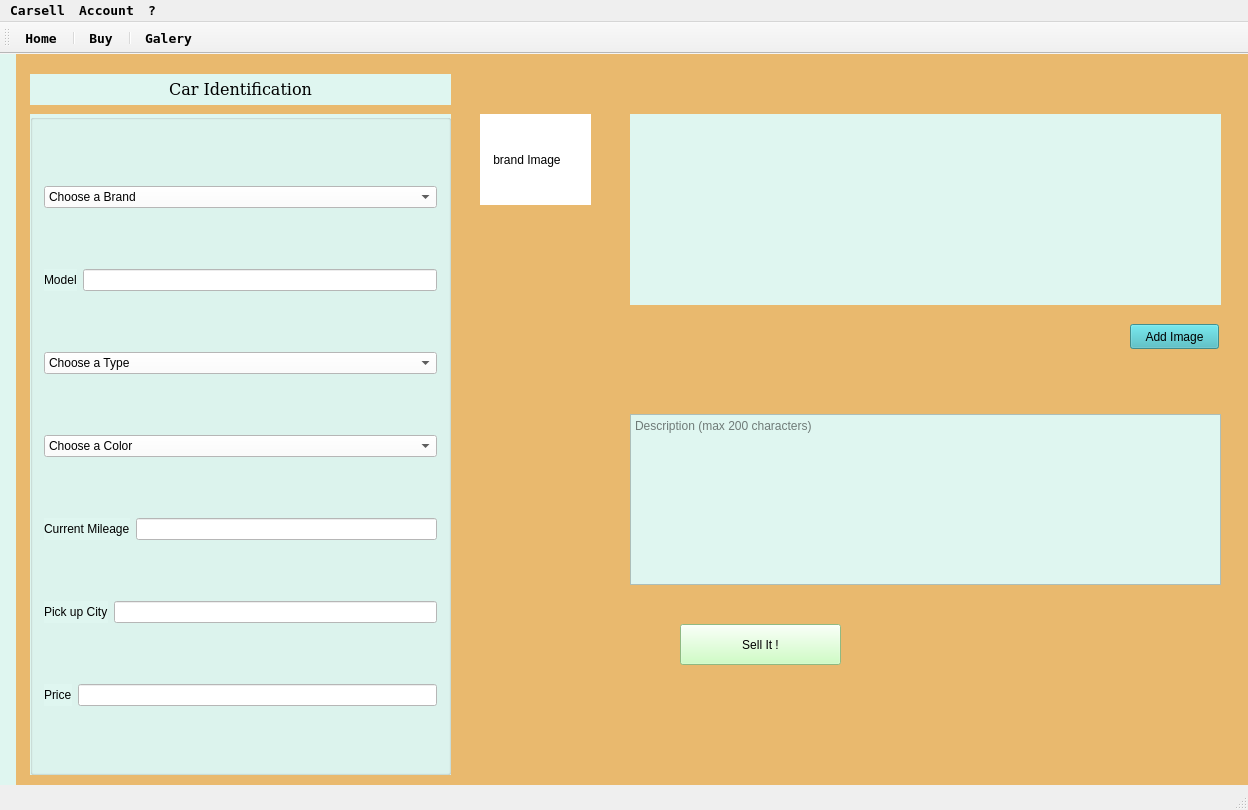
Above: carsell.ui from danieldir/carSellGui before the change. Below: the same form after it.
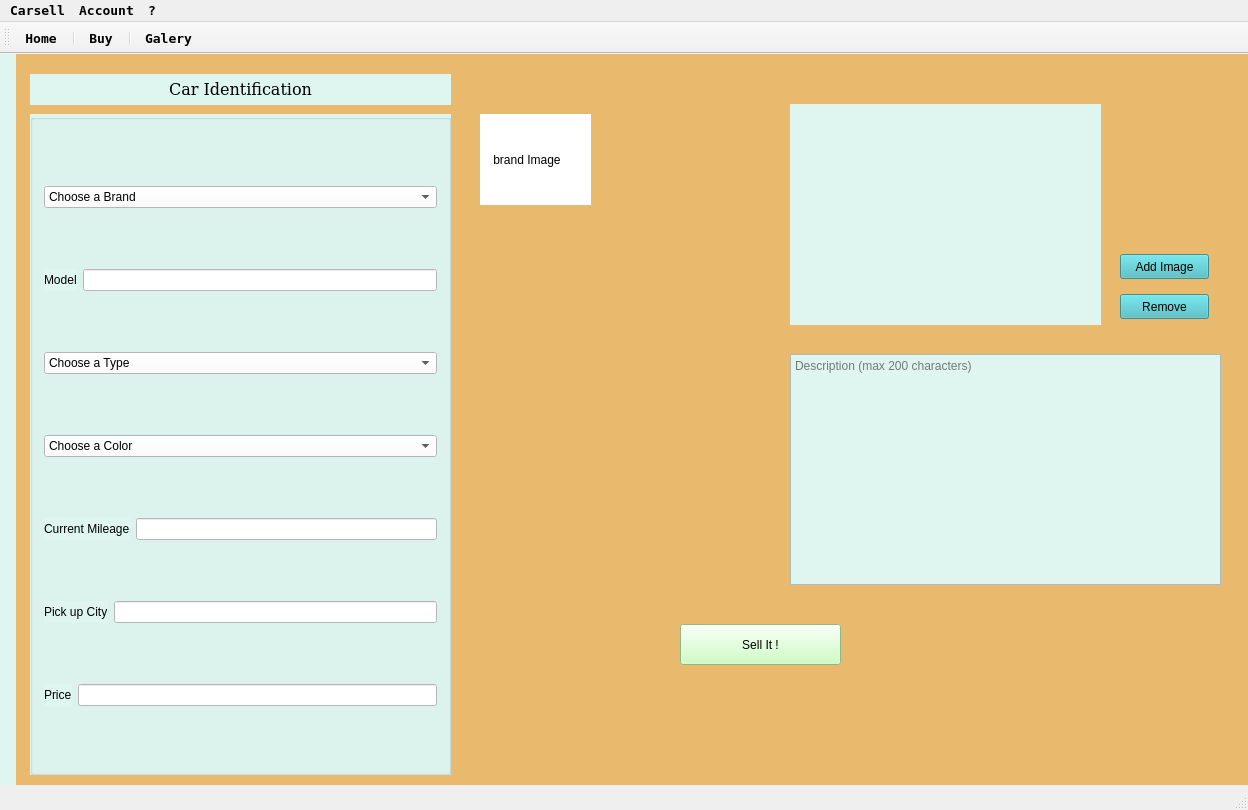
That is the form after the change. The open tabs and pages were chosen to show the change. Icons and pictures are not drawn.

The edit to the form file:
```diff
--- a/carsell.ui
+++ b/carsell.ui
@@ -42,7 +42,6 @@
     </property>
     <property name="currentIndex">
      <number>4</number>
-     <number>5</number>
     </property>
     <widget class="QWidget" name="loginPage">
      <property name="styleSheet">
@@ -1108,11 +1107,11 @@
        <string>    brand Image</string>
       </property>
      </widget>
-     <widget class="QPushButton" name="pushButton_2">
+     <widget class="QPushButton" name="addCarImageButton">
       <property name="geometry">
        <rect>
-        <x>1130</x>
-        <y>270</y>
+        <x>1120</x>
+        <y>200</y>
         <width>89</width>
         <height>25</height>
        </rect>
@@ -1124,24 +1123,13 @@
        <string>Add Image</string>
       </property>
      </widget>
-     <widget class="QWidget" name="horizontalLayoutWidget">
-      <property name="geometry">
-       <rect>
-        <x>630</x>
-        <y>60</y>
-        <width>591</width>
-        <height>191</height>
-       </rect>
-      </property>
-      <layout class="QHBoxLayout" name="horizontalLayout_20"/>
-     </widget>
      <widget class="QPlainTextEdit" name="plainTextEdit">
       <property name="geometry">
        <rect>
-        <x>630</x>
-        <y>360</y>
-        <width>591</width>
-        <height>171</height>
+        <x>790</x>
+        <y>300</y>
+        <width>431</width>
+        <height>231</height>
        </rect>
       </property>
       <property name="placeholderText">
@@ -1192,15 +1180,45 @@
        <string/>
       </property>
      </widget>
+     <widget class="QLabel" name="carImagePixmap">
+      <property name="geometry">
+       <rect>
+        <x>790</x>
+        <y>50</y>
+        <width>311</width>
+        <height>221</height>
+       </rect>
+      </property>
+      <property name="text">
+       <string/>
+      </property>
+     </widget>
+     <widget class="QPushButton" name="removeCarImageButton">
+      <property name="geometry">
+       <rect>
+        <x>1120</x>
+        <y>240</y>
+        <width>89</width>
+        <height>25</height>
+       </rect>
+      </property>
+      <property name="styleSheet">
+       <string notr="true">background-color: rgba(64, 183, 191, 215);</string>
+      </property>
+      <property name="text">
+       <string>Remove</string>
+      </property>
+     </widget>
      <zorder>label_19</zorder>
      <zorder>sellCarButton</zorder>
      <zorder>carIdentificationLabel</zorder>
      <zorder>carBrandImage</zorder>
-     <zorder>pushButton_2</zorder>
-     <zorder>horizontalLayoutWidget</zorder>
+     <zorder>addCarImageButton</zorder>
      <zorder>plainTextEdit</zorder>
      <zorder>descriptionStatus</zorder>
      <zorder>groupBox_3</zorder>
+     <zorder>carImagePixmap</zorder>
+     <zorder>removeCarImageButton</zorder>
     </widget>
     <widget class="QWidget" name="BuyCarPage">
      <property name="styleSheet">
```
